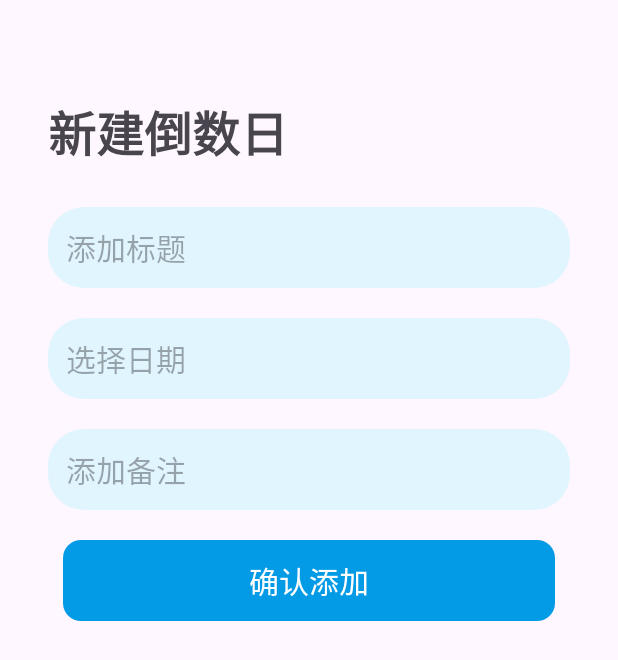
After one commit to CentriForce/AndroidHomework, an Android app: the NewDayActivity screen opened directly, with no data from a screen before it, on a phone screen of 412 x 824 dp. The commit adds this screen. Shown: the top 660 px of the screen. Run offline under Robolectric (Android 15) with nearby library versions, the phone set to English and light mode, and no system bars.

Commit message:
完成page2的button点击事件 可以跳转新的activity 新activity也有输入框，可以输入title，detail，date 然后使用GSON将数据转换为字符串，再使用mmkv进行保存
完成page2的onresume生命周期
当重新加载fragment的时候
会读取mmkv的内容
然后使用gson将内容转化为数组
然后再使用recycleview的构造方法创建新的内容

目前还没有完成recycleview中每一个item点击跳转新activity的功能
想做一个可以点击转到新activity
然后在activity中可以看到自己的title，detail和倒数日
可以选择删除

疑问：如何根据title删除某一项，应该可以通过list<page2item>进行删除
如何保证唯一性？应该做一个生成随机数，保证每一个倒数日重复不会删错的功能
或者根据item进行删除，保证不会删错item

```diff
--- a/HeJunzheApp/app/build.gradle
+++ b/HeJunzheApp/app/build.gradle
@@ -29,6 +29,7 @@ android {
 }
 
 dependencies {
+    implementation 'com.google.code.gson:gson:2.11.0'
     implementation 'com.tencent:mmkv:1.3.5'
     implementation libs.appcompat
     implementation libs.material
--- a/HeJunzheApp/app/src/main/AndroidManifest.xml
+++ b/HeJunzheApp/app/src/main/AndroidManifest.xml
@@ -21,6 +21,11 @@
                 <category android:name="android.intent.category.LAUNCHER" />
             </intent-filter>
         </activity>
+        <activity
+            android:name=".page2.NewDayActivity"
+            android:exported="false">
+
+        </activity>
     </application>
 
 </manifest>
--- a/HeJunzheApp/app/src/main/java/com/example/hejunzheapp/MainActivity.java
+++ b/HeJunzheApp/app/src/main/java/com/example/hejunzheapp/MainActivity.java
@@ -13,6 +13,7 @@ import androidx.viewpager2.widget.ViewPager2;
 
 import com.example.hejunzheapp.customview.NavigationItemView;
 import com.example.hejunzheapp.viewpager.ViewPagerAdapter;
+import com.tencent.mmkv.MMKV;
 
 public class MainActivity extends AppCompatActivity {
 
@@ -35,6 +36,8 @@ public class MainActivity extends AppCompatActivity {
         initView();
 
         setViewPager();
+
+        MMKV.initialize(this);
     }
 
     private void initView() {
--- a/HeJunzheApp/app/src/main/java/com/example/hejunzheapp/page1/Page1Fragment.java
+++ b/HeJunzheApp/app/src/main/java/com/example/hejunzheapp/page1/Page1Fragment.java
@@ -27,7 +27,6 @@ public class Page1Fragment extends Fragment {
     @Override
     public void onCreate(Bundle savedInstanceState) {
         super.onCreate(savedInstanceState);
-
     }
 
     @Override
@@ -60,7 +59,7 @@ public class Page1Fragment extends Fragment {
             });
         }
 
-        for (int i = 0; i < 5; i++) {
+        for (int i = 0; i < 7; i++) {
             int finalI = i;
             btn_op[finalI].setOnClickListener(new View.OnClickListener() {
                 @Override
--- /dev/null
+++ b/HeJunzheApp/app/src/main/java/com/example/hejunzheapp/page2/NewDayActivity.java
@@ -0,0 +1,103 @@
+package com.example.hejunzheapp.page2;
+
+import android.os.Bundle;
+import android.view.View;
+import android.widget.DatePicker;
+import android.widget.EditText;
+import android.widget.TextView;
+import android.widget.Toast;
+
+import androidx.activity.EdgeToEdge;
+import androidx.annotation.Nullable;
+import androidx.appcompat.app.AppCompatActivity;
+
+import com.example.hejunzheapp.R;
+import com.google.android.material.datepicker.MaterialDatePicker;
+import com.google.android.material.datepicker.MaterialPickerOnPositiveButtonClickListener;
+
+import java.text.SimpleDateFormat;
+import java.util.ArrayList;
+import java.util.Date;
+import java.util.Locale;
+
+public class NewDayActivity extends AppCompatActivity {
+
+    private static final String DATE_KEY = "date_key";
+    private int year;
+    private int month;
+    private int day;
+    private DatePicker datePickerView;
+    private TextView selectDate;
+    private EditText addTitle;
+    private EditText addNote;
+    private TextView confirmButton;
+    private Date date;
+
+    @Override
+    protected void onCreate(@Nullable Bundle savedInstanceState) {
+        super.onCreate(savedInstanceState);
+        EdgeToEdge.enable(this);
+        setContentView(R.layout.activity_new_day);
+
+        selectDate = findViewById(R.id.select_date_textview);
+        addTitle = findViewById(R.id.add_title_edittext);
+        addNote = findViewById(R.id.add_note_edittext);
+        confirmButton = findViewById(R.id.confirm_button);
+
+        selectDate.setOnClickListener(new View.OnClickListener() {
+            @Override
+            public void onClick(View v) {
+                // 创建一个日期选择器
+                MaterialDatePicker.Builder<Long> builder = MaterialDatePicker.Builder.datePicker();
+                builder.setSelection(MaterialDatePicker.todayInUtcMilliseconds());
+                MaterialDatePicker<Long> datePicker = builder.build();
+                // 显示日期选择器
+                datePicker.show(getSupportFragmentManager(), "DATE_PICKER");
+                // 设置日期选择器的监听器
+                datePicker.addOnPositiveButtonClickListener(new MaterialPickerOnPositiveButtonClickListener<Long>() {
+                    @Override
+                    public void onPositiveButtonClick(Long l) {
+                        date = new Date(l);
+                        SimpleDateFormat dateFormat = new SimpleDateFormat("yyyy-MM-dd", Locale.getDefault());
+                        selectDate.setText(dateFormat.format(date));
+                    }
+                });
+            }
+        });
+
+        confirmButton.setOnClickListener(new View.OnClickListener() {
+            @Override
+            public void onClick(View v) {
+                // 判断是否为空
+                Boolean ifDateEmpty = selectDate.getText().toString().isEmpty();
+                Boolean ifTitleEmpty = addTitle.getText().toString().isEmpty();
+                Boolean ifNoteEmpty = addNote.getText().toString().isEmpty();
+                if (ifDateEmpty || ifTitleEmpty || ifNoteEmpty) {
+                    Toast.makeText(getApplicationContext(), "请填写完整信息！", Toast.LENGTH_SHORT).show();
+                    return;
+                }
+                // TODO:保存内容到本地
+                Page2Item page2Item = new Page2Item(
+                        addTitle.getText().toString(),
+                        date,
+                        addNote.getText().toString()
+                );
+
+                String jsonString = Page2Item.SavePage2Item(page2Item);
+
+                System.out.println("jsonString: " + jsonString);
+
+                ArrayList<Page2Item> loadData = Page2Item.LoadPage2Item();
+                if (loadData != null) {
+                    for (Page2Item item : loadData) {
+                        System.out.println("getTitle: " + item.getTitle());
+                        System.out.println("getDay: " + item.getDay());
+                        System.out.println("getDetail: " + item.getDetail());
+                    }
+                }
+                finish();
+            }
+        });
+
+    }
+}
--- a/HeJunzheApp/app/src/main/java/com/example/hejunzheapp/viewpager/ViewPagerAdapter.java
+++ b/HeJunzheApp/app/src/main/java/com/example/hejunzheapp/viewpager/ViewPagerAdapter.java
@@ -8,6 +8,7 @@ import androidx.lifecycle.Lifecycle;
 import androidx.viewpager2.adapter.FragmentStateAdapter;
 
 import com.example.hejunzheapp.page1.Page1Fragment;
+import com.example.hejunzheapp.page2.Page2Fragment;
 
 public class ViewPagerAdapter extends FragmentStateAdapter {
     public ViewPagerAdapter(@NonNull FragmentActivity fragmentActivity) {
--- a/HeJunzheApp/app/src/main/res/drawable/shape_calculator_button.xml
+++ b/HeJunzheApp/app/src/main/res/drawable/shape_calculator_button.xml
@@ -1,5 +1,5 @@
 <?xml version="1.0" encoding="utf-8"?>
 <shape xmlns:android="http://schemas.android.com/apk/res/android">
     <solid android:color="@color/blue" />
-    <corners android:radius="24sp" />
+    <corners android:radius="12sp" />
 </shape>
--- /dev/null
+++ b/HeJunzheApp/app/src/main/res/layout/activity_new_day.xml
@@ -0,0 +1,64 @@
+<?xml version="1.0" encoding="utf-8"?>
+<LinearLayout xmlns:android="http://schemas.android.com/apk/res/android"
+    android:layout_width="match_parent"
+    android:layout_height="match_parent"
+    android:layout_margin="32dp"
+    android:orientation="vertical">
+
+    <TextView
+        android:layout_width="match_parent"
+        android:layout_height="wrap_content"
+        android:layout_marginTop="32sp"
+        android:layout_marginBottom="16sp"
+        android:fontFamily="@font/misans"
+        android:text="新建倒数日"
+        android:textSize="32dp"
+        android:textStyle="bold" />
+
+    <EditText
+        android:id="@+id/add_title_edittext"
+        android:layout_width="match_parent"
+        android:layout_height="wrap_content"
+        android:layout_marginVertical="10sp"
+        android:background="@drawable/shape_result_textview"
+        android:hint="添加标题"
+        android:padding="12sp"
+        android:textColor="@color/black"
+        android:textSize="20sp" />
+
+    <TextView
+        android:id="@+id/select_date_textview"
+        android:layout_width="match_parent"
+        android:layout_height="wrap_content"
+        android:layout_marginVertical="10sp"
+        android:background="@drawable/shape_result_textview"
+        android:hint="选择日期"
+        android:padding="12sp"
+        android:textColor="@color/black"
+        android:textSize="20sp" />
+
+    <EditText
+        android:id="@+id/add_note_edittext"
+        android:layout_width="match_parent"
+        android:layout_height="wrap_content"
+        android:layout_marginVertical="10sp"
+        android:background="@drawable/shape_result_textview"
+        android:hint="添加备注"
+        android:padding="12sp"
+        android:textColor="@color/black"
+        android:textSize="20sp" />
+
+    <TextView
+        android:id="@+id/confirm_button"
+        android:layout_width="match_parent"
+        android:layout_height="wrap_content"
+        android:layout_margin="10sp"
+        android:background="@drawable/shape_calculator_button"
+        android:gravity="center"
+        android:padding="12sp"
+        android:text="确认添加"
+        android:textColor="@color/white"
+        android:textSize="20sp" />
+
+
+</LinearLayout>
```
Also changed, not shown: HeJunzheApp/app/src/main/java/com/example/hejunzheapp/page1/BasicCalculator.java (+8 -0 lines), HeJunzheApp/app/src/main/java/com/example/hejunzheapp/page2/Page2Fragment.java (renamed from HeJunzheApp/app/src/main/java/com/example/hejunzheapp/viewpager/Page2Fragment.java, +23 -10 lines), HeJunzheApp/app/src/main/java/com/example/hejunzheapp/page2/Page2Item.java (+59 -7 lines), HeJunzheApp/app/src/main/java/com/example/hejunzheapp/page2/RecycleAdapter.java (+6 -12 lines), HeJunzheApp/app/src/main/res/drawable/baseline_add_24.xml (added, +12 -0 lines), HeJunzheApp/app/src/main/res/layout/fragment_page2.xml (+2 -6 lines).
